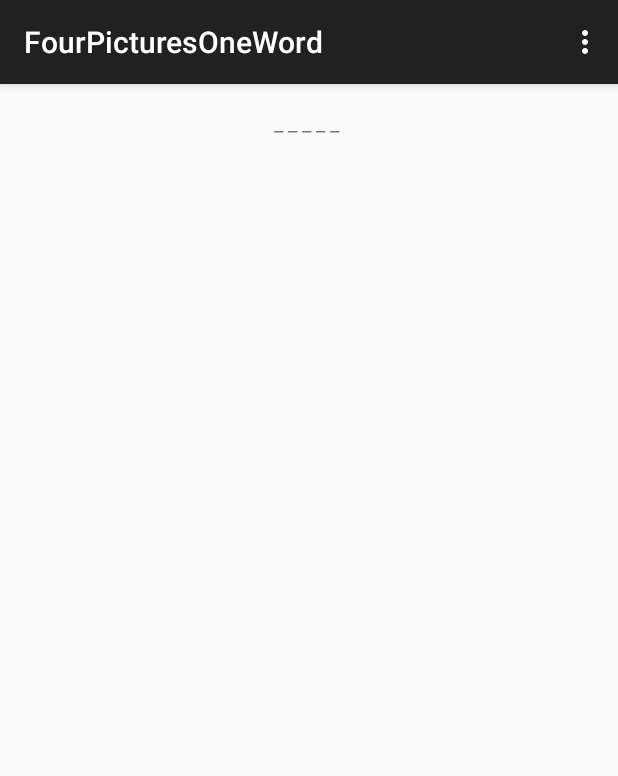
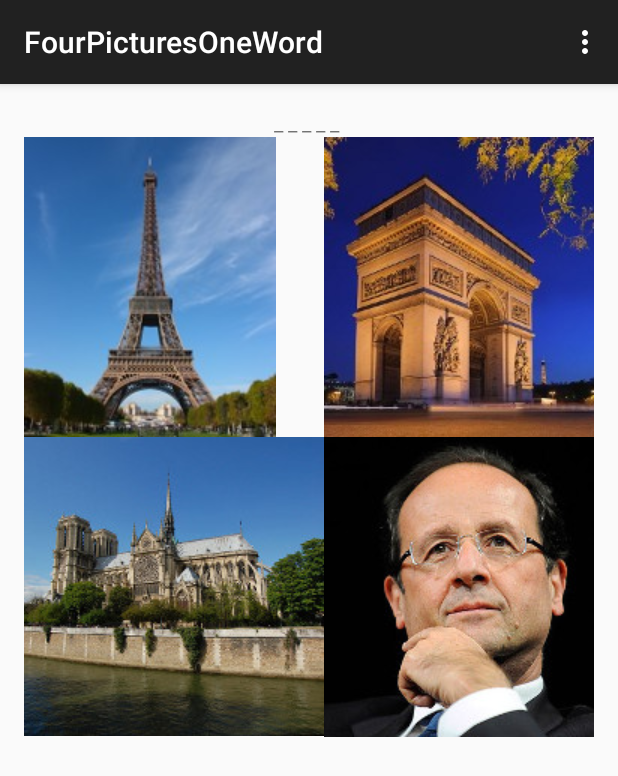
Before and after one commit to KyleHodgetts/FourPicturesOneWord, an Android app: the screen it shows after launch (MainActivity), on a phone screen of 412 x 824 dp. Shown: the top 776 px of the screen. Run offline under Robolectric (Android 15) with nearby library versions, the phone set to English and light mode, and no system bars.

Commit message:
Quiz images show on main activity from drawable folder

```diff
--- a/app/src/main/java/main/fourpicturesoneword/MainActivity.java
+++ b/app/src/main/java/main/fourpicturesoneword/MainActivity.java
@@ -1,5 +1,8 @@
 package main.fourpicturesoneword;
 
+import android.graphics.Bitmap;
+import android.graphics.BitmapFactory;
+import android.graphics.drawable.Drawable;
 import android.support.v7.app.ActionBarActivity;
 import android.os.Bundle;
 import android.view.Menu;
@@ -7,6 +10,14 @@
 import android.widget.GridLayout;
 import android.widget.TextView;
 import android.widget.ImageView;
+
+import java.io.BufferedReader;
+import java.io.IOException;
+import java.io.InputStream;
+import java.io.InputStreamReader;
+import java.net.URL;
+import java.util.ArrayList;
+
 import model.FourPictures;
 
 
@@ -27,19 +38,20 @@
         super.onCreate(savedInstanceState);
         setContentView(R.layout.activity_main);
 
+        answerRevealed = (TextView) findViewById(R.id.revealed_answer);
+        pictureGrid = (GridLayout) findViewById(R.id.image_grid);
+        image_1 = (ImageView) findViewById(R.id.img_1);
+        image_2 = (ImageView) findViewById(R.id.img_2);
+        image_3 = (ImageView) findViewById(R.id.img_3);
+        image_4 = (ImageView) findViewById(R.id.img_4);
+
         game = new FourPictures(links, "paris", "prartis");
-        answerRevealed = (TextView) findViewById(R.id.revealed_answer);
-//        pictureGrid = (GridLayout) findViewById(R.id.picture_grid);
-//        image_1 = (ImageView) findViewById(R.id.image_1);
-//        image_2 = (ImageView) findViewById(R.id.image_2);
-//        image_3 = (ImageView) findViewById(R.id.image_3);
-//        image_4 = (ImageView) findViewById(R.id.image_4);
-//        image_1.setImageResource(R.drawable.paris1);
-//        image_2.setImageResource(R.drawable.paris2);
-//        image_3.setImageResource(R.drawable.paris3);
-//        image_4.setImageResource(R.drawable.paris4);
+        answerRevealed.setText((CharSequence) game.toString());
 
-        answerRevealed.setText((CharSequence) game.toString());
+        image_1.setBackgroundResource(R.drawable.paris1);
+        image_2.setBackgroundResource(R.drawable.paris2);
+        image_3.setBackgroundResource(R.drawable.paris3);
+        image_4.setBackgroundResource(R.drawable.paris4);
 
     }
 
--- a/app/src/main/res/layout/activity_main.xml
+++ b/app/src/main/res/layout/activity_main.xml
@@ -17,6 +17,29 @@
             android:id="@+id/revealed_answer"
             android:layout_width="fill_parent"
             android:layout_height="wrap_content"
-            android:gravity="center" />
-        </LinearLayout>
+            android:gravity="center"
+            android:text="@string/test_text"/>
+
+        <GridLayout
+            android:id="@+id/image_grid"
+            android:layout_width="match_parent"
+            android:layout_height="wrap_content"
+            android:rowCount="2"
+            android:columnCount="2">
+
+            <ImageView
+                android:id="@+id/img_1"
+                />
+            <ImageView
+                android:id="@+id/img_2"
+                />
+            <ImageView
+                android:id="@+id/img_3"
+                />
+            <ImageView
+                android:id="@+id/img_4"
+                />
+        </GridLayout>
+
+    </LinearLayout>
 </RelativeLayout>
--- a/app/src/main/res/values/strings.xml
+++ b/app/src/main/res/values/strings.xml
@@ -4,4 +4,5 @@
     <string name="hello_world">Hello world!</string>
     <string name="action_settings">Settings</string>
     <string name="game_image">Game Image</string>
+    <string name="test_text">Test Text</string>
 </resources>
```
Also changed, not shown: 2 other files.
